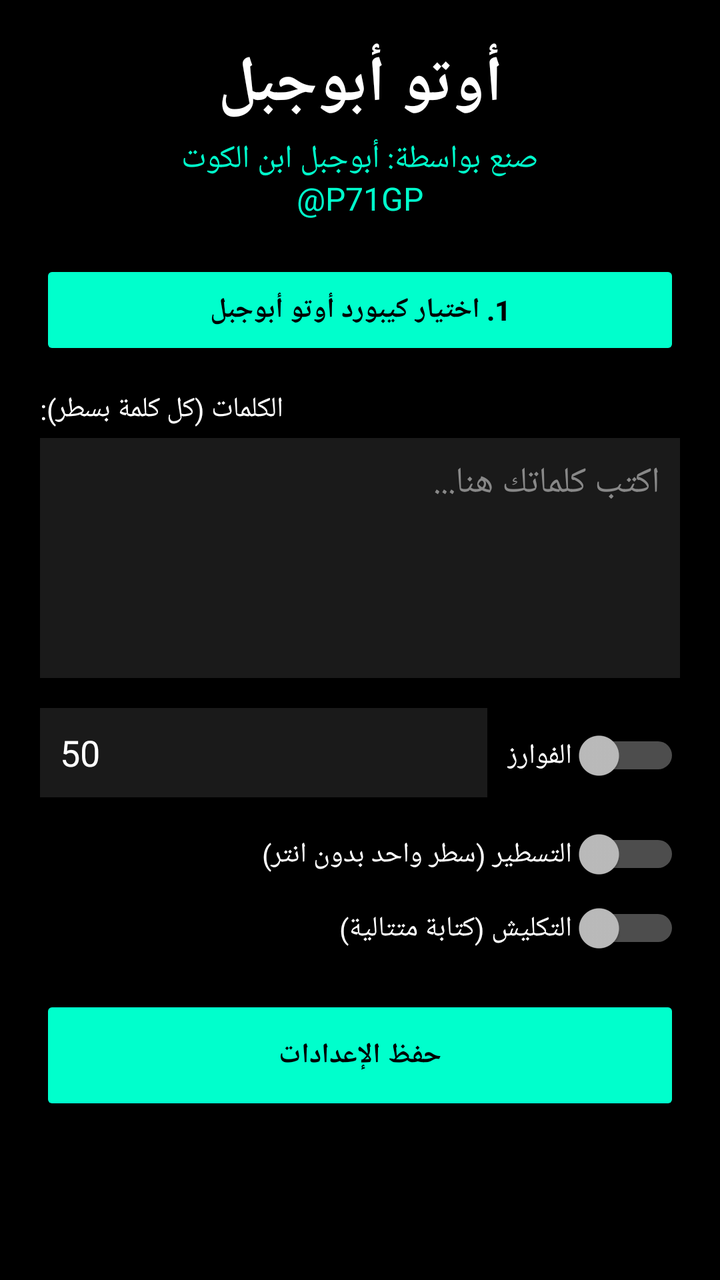
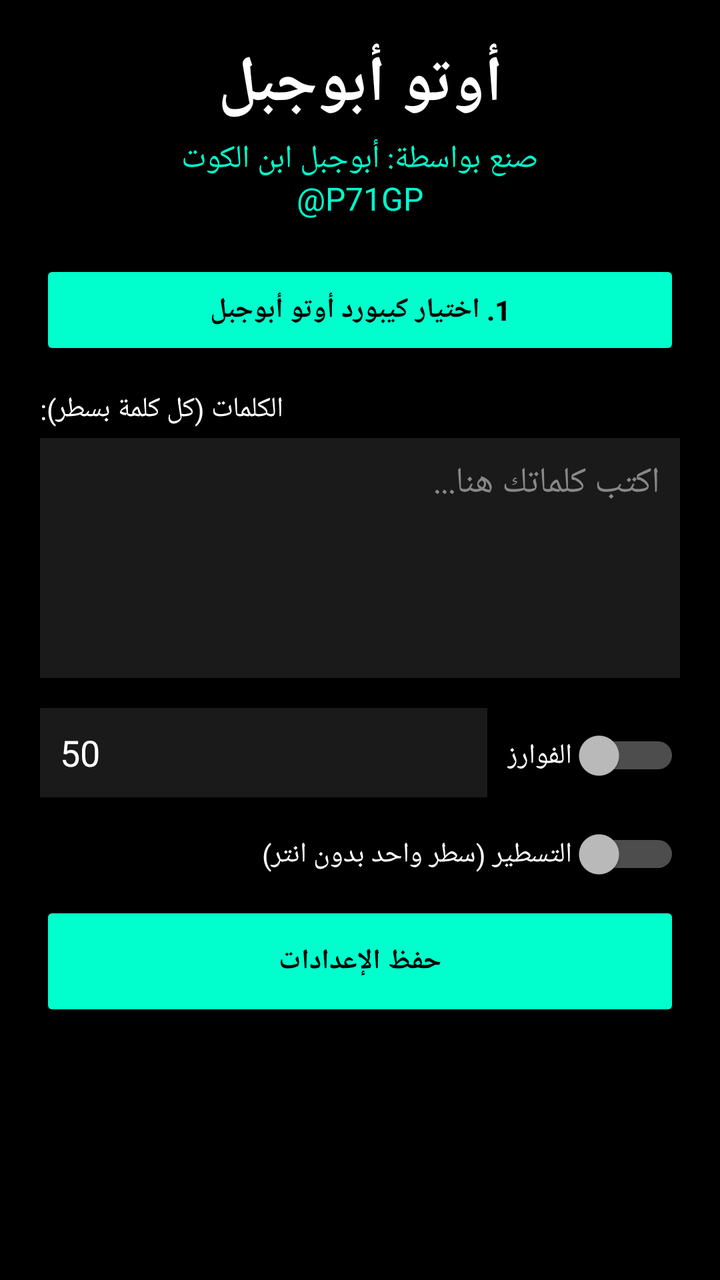

An Android layout rendered at two revisions. The XML below is the earlier revision; the diff shows what the commit changed to produce the second picture.
<!-- AndroidManifest.xml: application theme Theme.AppCompat.NoActionBar -->
<!-- res/layout/activity_main.xml -->
<?xml version="1.0" encoding="utf-8"?>
<ScrollView xmlns:android="http://schemas.android.com/apk/res/android"
    android:layout_width="match_parent"
    android:layout_height="match_parent"
    android:background="#000000">

    <LinearLayout
        android:layout_width="match_parent"
        android:layout_height="wrap_content"
        android:orientation="vertical"
        android:padding="20dp">

        <TextView
            android:layout_width="match_parent"
            android:layout_height="wrap_content"
            android:text="أوتو أبوجبل"
            android:textColor="#FFFFFF"
            android:textSize="32sp"
            android:textStyle="bold"
            android:gravity="center"
            android:layout_marginBottom="5dp" />

        <TextView
            android:layout_width="match_parent"
            android:layout_height="wrap_content"
            android:text="صنع بواسطة: أبوجبل ابن الكوت\n@P71GP"
            android:textColor="#00FFCC"
            android:textSize="16sp"
            android:gravity="center"
            android:layout_marginBottom="20dp" />

        <Button
            android:id="@+id/btnSelectKeyboard"
            android:layout_width="match_parent"
            android:layout_height="50dp"
            android:text="1. اختيار كيبورد أوتو أبوجبل"
            android:backgroundTint="#00FFCC"
            android:textColor="#000000"
            android:textStyle="bold"
            android:layout_marginBottom="15dp" />

        <TextView
            android:layout_width="wrap_content"
            android:layout_height="wrap_content"
            android:text="الكلمات (كل كلمة بسطر):"
            android:textColor="#FFFFFF"
            android:layout_marginBottom="5dp" />

        <EditText
            android:id="@+id/wordsInput"
            android:layout_width="match_parent"
            android:layout_height="120dp"
            android:background="#1A1A1A"
            android:textColor="#FFFFFF"
            android:gravity="top|start"
            android:hint="اكتب كلماتك هنا..."
            android:textColorHint="#888888"
            android:padding="10dp"
            android:layout_marginBottom="15dp" />

        <LinearLayout
            android:layout_width="match_parent"
            android:layout_height="wrap_content"
            android:orientation="horizontal"
            android:layout_marginBottom="15dp">
            
            <EditText
                android:id="@+id/speedInput"
                android:layout_width="0dp"
                android:layout_weight="1"
                android:layout_height="wrap_content"
                android:background="#1A1A1A"
                android:textColor="#FFFFFF"
                android:inputType="number"
                android:text="50"
                android:hint="السرعة (ms)"
                android:textColorHint="#888888"
                android:padding="10dp"
                android:layout_marginEnd="10dp" />

            <Switch
                android:id="@+id/fawarizSwitch"
                android:layout_width="wrap_content"
                android:layout_height="wrap_content"
                android:text="الفوارز"
                android:textColor="#FFFFFF" />
        </LinearLayout>

        <Switch
            android:id="@+id/tatirSwitch"
            android:layout_width="match_parent"
            android:layout_height="wrap_content"
            android:text="التسطير (سطر واحد بدون انتر)"
            android:textColor="#FFFFFF"
            android:layout_marginBottom="10dp" />

        <Switch
            android:id="@+id/taklishSwitch"
            android:layout_width="match_parent"
            android:layout_height="wrap_content"
            android:text="التكليش (كتابة متتالية)"
            android:textColor="#FFFFFF"
            android:layout_marginBottom="20dp" />

        <Button
            android:id="@+id/saveButton"
            android:layout_width="match_parent"
            android:layout_height="60dp"
            android:text="حفظ الإعدادات"
            android:backgroundTint="#00FFCC"
            android:textColor="#000000"
            android:textStyle="bold" />
            
    </LinearLayout>
</ScrollView>
<!-- resources referenced by this layout -->
<resources>

</resources>

<!-- the commit's change to res/layout/activity_main.xml (unified diff, before → after) -->
@@ -94,14 +94,6 @@
             android:textColor="#FFFFFF"
             android:layout_marginBottom="10dp" />
 
-        <Switch
-            android:id="@+id/taklishSwitch"
-            android:layout_width="match_parent"
-            android:layout_height="wrap_content"
-            android:text="التكليش (كتابة متتالية)"
-            android:textColor="#FFFFFF"
-            android:layout_marginBottom="20dp" />
-
         <Button
             android:id="@+id/saveButton"
             android:layout_width="match_parent"
